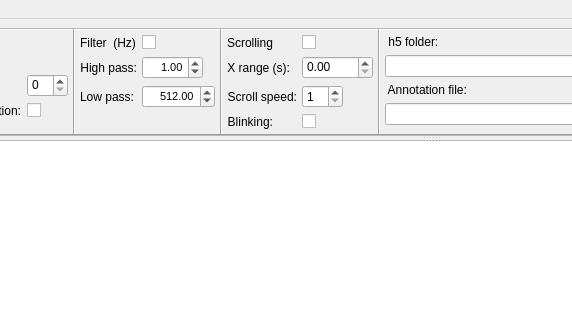
Before: the Qt Designer form pyecog/visualisation/check_preds_design_v3.ui in jcornford/pyecog, drawn with Qt 5; both pictures show x 350 to 922 and y 0 to 320 of the 1280 by 800 pixel window.
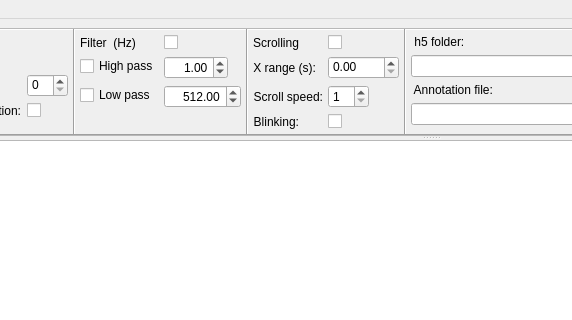
After: the same form once the commit is applied. Custom widgets are drawn as their Qt base class.

Commit message: Added frequency and classifeir UI elements to main window

Diff of the .ui file:
```diff
--- a/pyecog/visualisation/check_preds_design_v3.ui
+++ b/pyecog/visualisation/check_preds_design_v3.ui
@@ -374,29 +374,7 @@
             <property name="bottomMargin">
              <number>5</number>
             </property>
-            <item row="2" column="0">
-             <widget class="QLabel" name="label_8">
-              <property name="frameShape">
-               <enum>QFrame::NoFrame</enum>
-              </property>
-              <property name="frameShadow">
-               <enum>QFrame::Sunken</enum>
-              </property>
-              <property name="text">
-               <string>High pass:</string>
-              </property>
-              <property name="textFormat">
-               <enum>Qt::PlainText</enum>
-              </property>
-              <property name="scaledContents">
-               <bool>false</bool>
-              </property>
-              <property name="alignment">
-               <set>Qt::AlignRight|Qt::AlignTrailing|Qt::AlignVCenter</set>
-              </property>
-             </widget>
-            </item>
-            <item row="2" column="1">
+            <item row="4" column="1">
              <widget class="QDoubleSpinBox" name="hp_filter_freq">
               <property name="sizePolicy">
                <sizepolicy hsizetype="Preferred" vsizetype="Fixed">
@@ -404,11 +382,6 @@
                 <verstretch>0</verstretch>
                </sizepolicy>
               </property>
-              <property name="font">
-               <font>
-                <pointsize>8</pointsize>
-               </font>
-              </property>
               <property name="wrapping">
                <bool>false</bool>
               </property>
@@ -423,43 +396,6 @@
               </property>
              </widget>
             </item>
-            <item row="4" column="0">
-             <widget class="QLabel" name="label_9">
-              <property name="frameShape">
-               <enum>QFrame::NoFrame</enum>
-              </property>
-              <property name="text">
-               <string>Low pass:</string>
-              </property>
-              <property name="alignment">
-               <set>Qt::AlignRight|Qt::AlignTrailing|Qt::AlignVCenter</set>
-              </property>
-             </widget>
-            </item>
-            <item row="4" column="1">
-             <widget class="QDoubleSpinBox" name="lp_filter_freq">
-              <property name="sizePolicy">
-               <sizepolicy hsizetype="Preferred" vsizetype="Fixed">
-                <horstretch>0</horstretch>
-                <verstretch>0</verstretch>
-               </sizepolicy>
-              </property>
-              <property name="font">
-               <font>
-                <pointsize>8</pointsize>
-               </font>
-              </property>
-              <property name="alignment">
-               <set>Qt::AlignRight|Qt::AlignTrailing|Qt::AlignVCenter</set>
-              </property>
-              <property name="maximum">
-               <double>30000.000000000000000</double>
-              </property>
-              <property name="value">
-               <double>512.000000000000000</double>
-              </property>
-             </widget>
-            </item>
             <item row="0" column="0">
              <widget class="QLabel" name="label_2">
               <property name="font">
@@ -479,6 +415,25 @@
               </property>
              </widget>
             </item>
+            <item row="7" column="1">
+             <widget class="QDoubleSpinBox" name="lp_filter_freq">
+              <property name="sizePolicy">
+               <sizepolicy hsizetype="Preferred" vsizetype="Fixed">
+                <horstretch>0</horstretch>
+                <verstretch>0</verstretch>
+               </sizepolicy>
+              </property>
+              <property name="alignment">
+               <set>Qt::AlignRight|Qt::AlignTrailing|Qt::AlignVCenter</set>
+              </property>
+              <property name="maximum">
+               <double>30000.000000000000000</double>
+              </property>
+              <property name="value">
+               <double>512.000000000000000</double>
+              </property>
+             </widget>
+            </item>
             <item row="0" column="1">
              <widget class="QCheckBox" name="checkbox_filter_toggle">
               <property name="layoutDirection">
@@ -495,6 +450,20 @@
               </property>
              </widget>
             </item>
+            <item row="4" column="0">
+             <widget class="QCheckBox" name="checkbox_hp_filter">
+              <property name="text">
+               <string>High pass</string>
+              </property>
+             </widget>
+            </item>
+            <item row="7" column="0">
+             <widget class="QCheckBox" name="checkbox_lp_filter">
+              <property name="text">
+               <string>Low pass</string>
+              </property>
+             </widget>
+            </item>
            </layout>
           </widget>
          </item>
```
Left out of the diff: 9 changed lines with no effect on the pictures. The commit also changes 1 other file.
